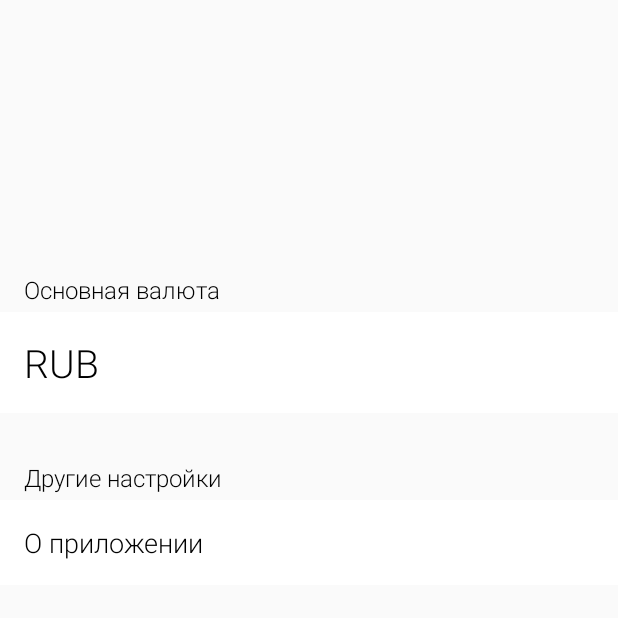
After one commit to Unchuris/ExpenseTracker, an Android app: the fragment SettingsFragment shown on its own in the app's theme, on a phone screen of 412 x 824 dp, the top half of it. The commit adds this screen. Run offline under Robolectric (Android 15) with nearby library versions, the phone set to English and light mode, and no system bars; our stand-ins replace Dagger/Hilt's generated code.

Commit message:
added setting fragment

```diff
--- a/app/build.gradle
+++ b/app/build.gradle
@@ -61,7 +61,12 @@ dependencies {
 
     // Dagger 2
     implementation "com.google.dagger:dagger:$dagger2_version"
+    annotationProcessor "com.google.dagger:dagger-compiler:$dagger2_version"
+    implementation "com.google.dagger:dagger-android:$dagger2_version"
+    implementation "com.google.dagger:dagger-android-support:$dagger2_version"
+    annotationProcessor "com.google.dagger:dagger-android-processor:$dagger2_version"
     kapt "com.google.dagger:dagger-compiler:$dagger2_version"
+    kapt "com.google.dagger:dagger-android-processor:$dagger2_version"
     compileOnly "org.glassfish:javax.annotation:3.1.1"
 
     //Rx
--- a/app/src/main/AndroidManifest.xml
+++ b/app/src/main/AndroidManifest.xml
@@ -10,7 +10,8 @@
         android:label="@string/app_name"
         android:roundIcon="@mipmap/ic_launcher_round"
         android:supportsRtl="true"
-        android:theme="@style/AppTheme.NoActionBar">
+        android:theme="@style/AppTheme.NoActionBar"
+        android:name=".base.BaseApplication">
         <activity android:name=".MainActivity">
             <intent-filter>
                 <action android:name="android.intent.action.MAIN" />
--- /dev/null
+++ b/app/src/main/java/unchuris/vladislav/expensetracker/ui/settings/SettingsFragment.kt
@@ -0,0 +1,17 @@
+package unchuris.vladislav.expensetracker.ui.settings
+
+import android.content.Context
+import android.os.Bundle
+import android.view.LayoutInflater
+import android.view.View
+import android.view.ViewGroup
+import dagger.android.support.DaggerFragment
+import unchuris.vladislav.expensetracker.R
+import javax.inject.Inject
+
+class SettingsFragment @Inject constructor(): DaggerFragment() {
+
+    override fun onCreateView(inflater: LayoutInflater, container: ViewGroup?, savedInstanceState: Bundle?): View
+            = inflater.inflate(R.layout.fragment_settings, container, false)
+
+}
--- a/app/src/main/res/layout/app_bar.xml
+++ b/app/src/main/res/layout/app_bar_main.xml
@@ -22,4 +22,5 @@
             app:popupTheme="@style/AppTheme.PopupOverlay" />
 
     </android.support.design.widget.AppBarLayout>
+
 </android.support.design.widget.CoordinatorLayout>
--- /dev/null
+++ b/app/src/main/res/layout/fragment_settings.xml
@@ -0,0 +1,51 @@
+<?xml version="1.0" encoding="utf-8"?>
+<RelativeLayout
+    xmlns:android="http://schemas.android.com/apk/res/android" android:layout_width="match_parent"
+    android:layout_height="match_parent"
+    android:layout_marginTop="150dp">
+
+    <TextView
+        android:id="@+id/tv_current_major_currency"
+        android:layout_width="match_parent"
+        android:layout_height="wrap_content"
+        android:layout_marginLeft="16dp"
+        android:layout_marginTop="32dp"
+        android:layout_marginBottom="4dp"
+        android:text="@string/major_currency"
+        style="@style/TextStyle.Small"/>
+
+    <TextView
+        android:id="@+id/tv_major_currency"
+        android:layout_width="match_parent"
+        android:layout_height="wrap_content"
+        android:padding="16dp"
+        android:text="@string/rub"
+        android:textAlignment="textStart"
+        android:background="@color/white"
+        android:layout_below="@id/tv_current_major_currency"
+        style="@style/TextStyle.Large" />
+
+    <TextView
+        android:id="@+id/tv_other_settings"
+        android:layout_width="match_parent"
+        android:layout_height="wrap_content"
+        android:layout_below="@id/tv_major_currency"
+        android:layout_marginLeft="16dp"
+        android:layout_marginTop="32dp"
+        android:layout_marginBottom="4dp"
+        android:text="@string/other_settings"
+        style="@style/TextStyle.Small"/>
+
+    <TextView
+        android:id="@+id/tv_about"
+        android:layout_width="match_parent"
+        android:layout_height="wrap_content"
+        android:padding="16dp"
+        android:text="@string/about_application"
+        android:textAlignment="textStart"
+        android:textColor="@color/black"
+        android:background="@color/white"
+        android:layout_below="@id/tv_other_settings"
+        style="@style/TextStyle"/>
+
+</RelativeLayout>
--- a/app/src/main/res/layout/main.xml
+++ b/app/src/main/res/layout/main.xml
@@ -5,7 +5,7 @@
     xmlns:app="http://schemas.android.com/apk/res-auto"
     xmlns:tools="http://schemas.android.com/tools"
     app:layout_behavior="@string/appbar_scrolling_view_behavior"
-    tools:showIn="@layout/app_bar">
+    tools:showIn="@layout/app_bar_main">
 
     <FrameLayout
         android:id="@+id/container_main"
--- a/app/src/main/res/values/strings.xml
+++ b/app/src/main/res/values/strings.xml
@@ -6,4 +6,8 @@
     <string name="log_out">Выйти</string>
     <string name="navigation_drawer_open">Open navigation drawer</string>
     <string name="navigation_drawer_close">Close navigation drawer</string>
+    <string name="major_currency">Основная валюта</string>
+    <string name="rub">RUB</string>
+    <string name="about_application">О приложении</string>
+    <string name="other_settings">Другие настройки</string>
 </resources>
--- a/app/src/main/res/values/styles.xml
+++ b/app/src/main/res/values/styles.xml
@@ -23,6 +23,10 @@
         <item name="android:textSize">26sp</item>
     </style>
 
+    <style name="TextStyle.Small">
+        <item name="android:textSize">16sp</item>
+    </style>
+
     <style name="AppTheme.AppBarOverlay" parent="ThemeOverlay.AppCompat.Dark.ActionBar" />
 
     <style name="AppTheme.PopupOverlay" parent="ThemeOverlay.AppCompat.Light" />
```
Also changed, not shown: app/src/main/java/unchuris/vladislav/expensetracker/MainActivity.kt (+26 -16 lines), app/src/main/java/unchuris/vladislav/expensetracker/base/BaseApplication.kt (added, +14 -0 lines), app/src/main/java/unchuris/vladislav/expensetracker/injection/AppComponent.kt (added, +26 -0 lines), app/src/main/java/unchuris/vladislav/expensetracker/injection/module/ViewModule.kt (added, +22 -0 lines), app/src/main/java/unchuris/vladislav/expensetracker/ui/common/BaseFragment.kt (added, +24 -0 lines), app/src/main/res/layout/activity_main.xml (+23 -9 lines), app/src/main/res/layout/fragment_ballace.xml (added, +59 -0 lines).
